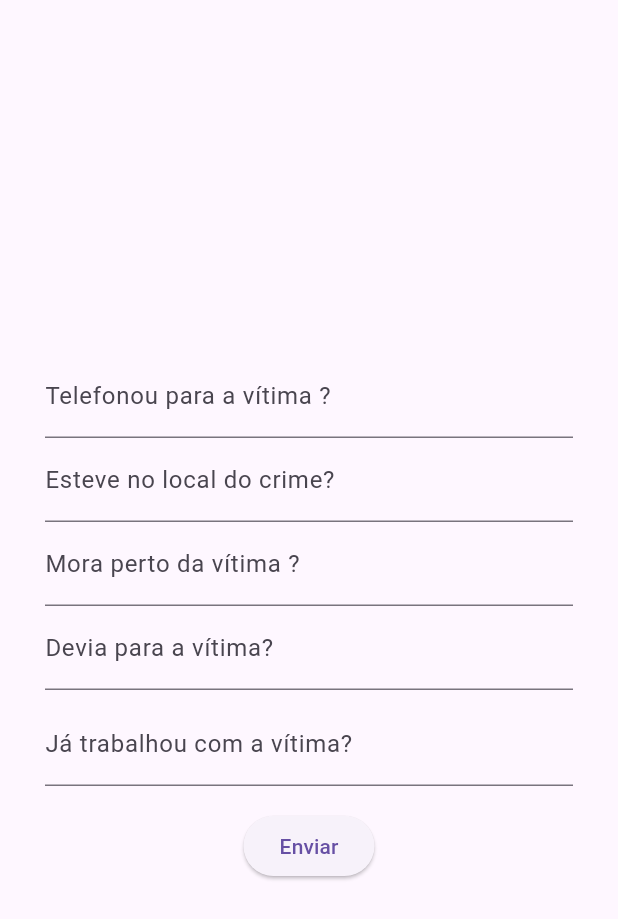
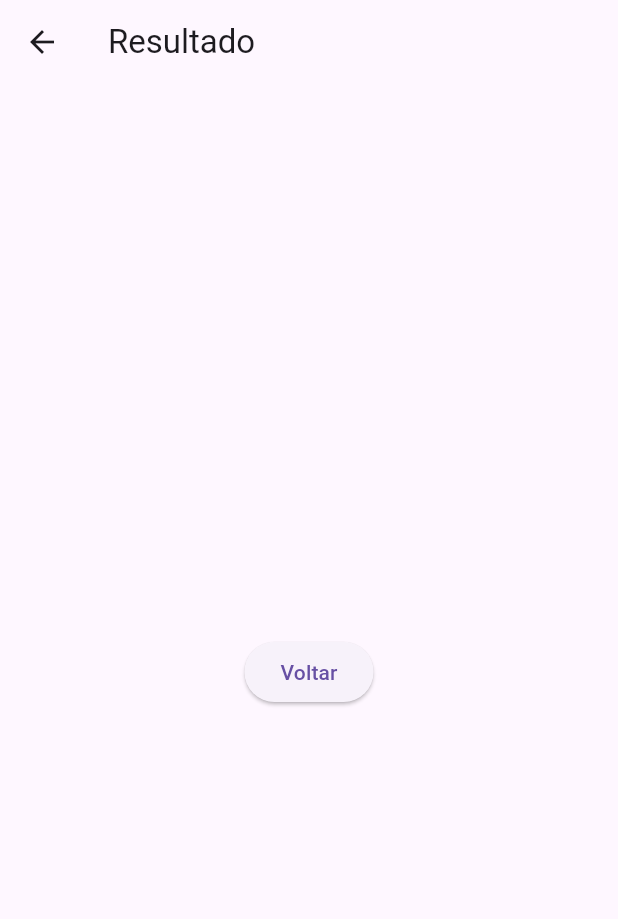
Before and after one commit to gabriel457/gameCrime, a Flutter app: the screen it shows after launch, after a tap on "Enviar", on a phone screen of 412 x 824 dp. Shown: the top 919 px of the screen. Run offline on Flutter 3.47's test engine with Material 3 defaults, Android fonts, the phone set to English and light mode, and no system bars; our stand-ins replace shared_preferences.

Commit message:
Segunda versao

```diff
--- a/lib/main.dart
+++ b/lib/main.dart
@@ -1,5 +1,6 @@
 import 'package:criminal/pages/home.dart';
 import 'package:flutter/material.dart';
+import 'package:criminal/pages/resultado.dart';
 
 void main() {
   runApp(
--- a/lib/pages/home.dart
+++ b/lib/pages/home.dart
@@ -1,4 +1,6 @@
+import 'package:criminal/pages/resultado.dart';
 import 'package:flutter/material.dart';
+import 'package:shared_preferences/shared_preferences.dart';
 
 class Home extends StatefulWidget {
   const Home({super.key});
@@ -16,7 +18,41 @@ class _HomeState extends State<Home> {
   final TextEditingController deviaController = TextEditingController();
   final TextEditingController trabalhouController = TextEditingController();
 
-  void enviar() {}
+  Future<SharedPreferences> _prefs = SharedPreferences.getInstance();
+
+  void enviar() async {
+    respostas = [];
+    respostas.add(telefoneController.text);
+    respostas.add(localController.text);
+    respostas.add(moradiaController.text);
+    respostas.add(deviaController.text);
+    respostas.add(trabalhouController.text);
+
+    int respostasSim = 0;
+    for (String resposta in respostas) {
+      if (resposta.toLowerCase() == 'sim') {
+        respostasSim++;
+      }
+    }
+
+    final prefs = await _prefs;
+    await prefs.setInt('Respostas Positivas', respostasSim);
+
+    telefoneController.clear();
+    localController.clear();
+    moradiaController.clear();
+    deviaController.clear();
+    trabalhouController.clear();
+
+    Navigator.push(
+      context,
+      MaterialPageRoute(builder: (context) => Resultado()),
+    );
+
+    print(respostas);
+    print('Número de respostas positivas salvas: $respostasSim');
+  }
+
   @override
   Widget build(BuildContext context) {
     return Scaffold(
@@ -28,13 +64,11 @@ class _HomeState extends State<Home> {
             children: [
               TextField(
                 controller: telefoneController,
-              decoration:
-                  InputDecoration(labelText: "Telefonou para a vítima ?"),
+                decoration: InputDecoration(labelText: "Telefonou para a vítima ?"),
               ),
               TextField(
                 controller: localController,
-              decoration:
-                  InputDecoration(labelText: "Esteve no local do crime?"),
+                decoration: InputDecoration(labelText: "Esteve no local do crime?"),
               ),
               TextField(
                 controller: moradiaController,
@@ -47,31 +81,17 @@ class _HomeState extends State<Home> {
               SizedBox(height: 8),
               TextField(
                 controller: trabalhouController,
-              decoration:
-                  InputDecoration(labelText: "Já trabalhou com a vítima?"),
+                decoration: InputDecoration(labelText: "Já trabalhou com a vítima?"),
               ),
               SizedBox(height: 16),
               ElevatedButton(
-                onPressed: () {
-                  respostas = [];
-                  respostas.add(telefoneController.text);
-                  respostas.add(localController.text);
-                  respostas.add(moradiaController.text);
-                  respostas.add(deviaController.text);
-                  respostas.add(trabalhouController.text);
-
-                  telefoneController.clear();
-                  localController.clear();
-                  moradiaController.clear();
-                  deviaController.clear();
-                  trabalhouController.clear();
-
-                  print(respostas);
-                },
-                child: Text("Enviar"))
+                onPressed: enviar,
+                child: Text("Enviar"),
+              ),
             ],
           ),
         ),
-    ));
+      ),
+    );
   }
 }
--- /dev/null
+++ b/lib/pages/resultado.dart
@@ -0,0 +1,41 @@
+import 'package:flutter/material.dart';
+import 'package:criminal/pages/home.dart';
+
+class Resultado extends StatefulWidget {
+  const Resultado({super.key});
+
+  @override
+  State<Resultado> createState() => _ResultadoState();
+}
+
+class _ResultadoState extends State<Resultado> {
+  String? classificacao;
+
+  @override
+  Widget build(BuildContext context) {
+    return Scaffold(
+      appBar: AppBar(
+        title: Text('Resultado'),
+      ),
+      body: Center(
+        child: Column(
+          mainAxisAlignment: MainAxisAlignment.center,
+          children: [
+            if (classificacao != null)
+              Text(
+                'Classificação: $classificacao',
+                style: TextStyle(fontSize: 24, fontWeight: FontWeight.bold),
+              ),
+            SizedBox(height: 16),
+            ElevatedButton(
+              onPressed: () {
+                Navigator.pop(context);
+              },
+              child: Text('Voltar'),
+            ),
+          ],
+        ),
+      ),
+    );
+  }
+}
```
Also changed, not shown: lib/pages/cadastro.dart (deleted). Lines whose indentation alone changed are shown as unchanged.
